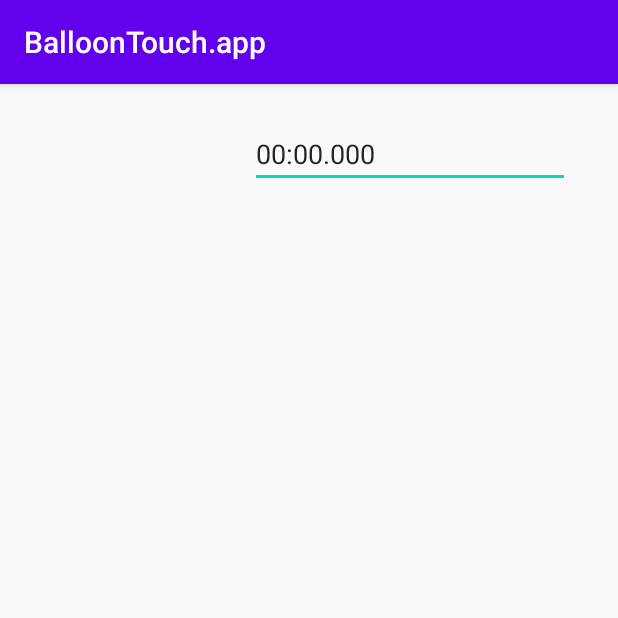
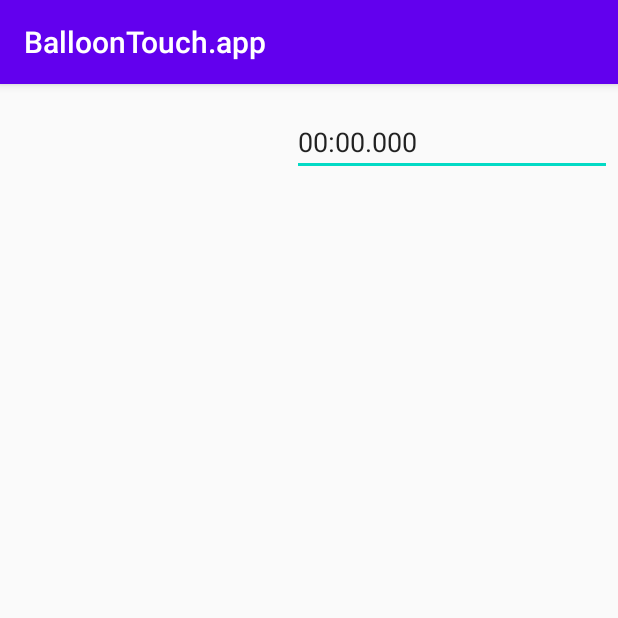
Before and after one commit to 20b705/BalloonTouch.app, an Android app: the MainActivity2 screen opened directly, with no data from a screen before it, on a phone screen of 412 x 824 dp, the top half of it. Run offline under Robolectric (Android 15) with nearby library versions, the phone set to English and light mode, and no system bars.

Commit message:
いくら

```diff
--- a/app/src/main/res/layout/activity_main2.xml
+++ b/app/src/main/res/layout/activity_main2.xml
@@ -9,9 +9,9 @@
         android:id="@+id/Timer"
         android:layout_width="wrap_content"
         android:layout_height="wrap_content"
-        android:layout_marginTop="24dp"
-        android:layout_marginEnd="32dp"
-        android:layout_marginRight="32dp"
+        android:layout_marginTop="16dp"
+        android:layout_marginEnd="4dp"
+        android:layout_marginRight="4dp"
         android:ems="10"
         android:inputType="time"
         app:layout_constraintEnd_toEndOf="parent"
```
